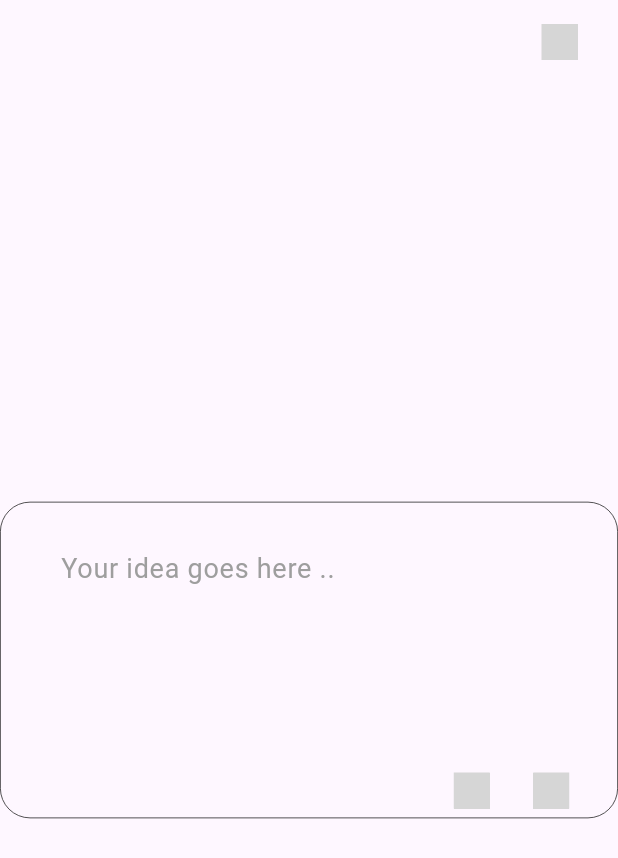
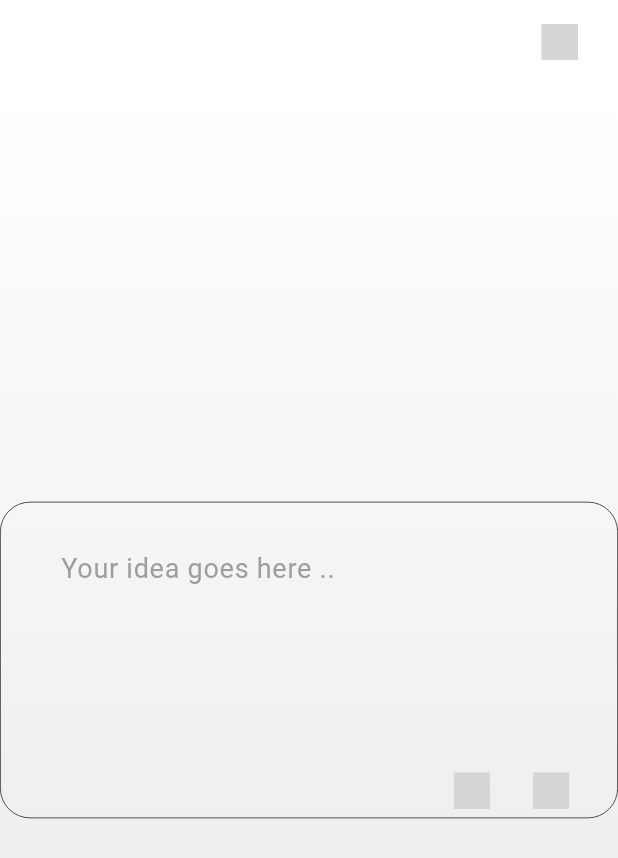
Before and after one commit to kartarake/kwurly, a Flutter app: the screen it shows after launch, on a phone screen of 412 x 824 dp. Shown: the top 858 px of the screen. Run offline on Flutter 3.47's test engine with Material 3 defaults, Android fonts, the phone set to English and light mode, and no system bars; our stand-ins replace flutter_svg; missing offline and left inert: window_manager; Roboto replaces fonts that are missing (Comic); grey boxes are pictures that could not be loaded.

Commit message:
Changing Bg to Gradient

```diff
--- a/kwurly/lib/main.dart
+++ b/kwurly/lib/main.dart
@@ -36,25 +36,34 @@ class MyApp extends StatelessWidget {
 
 class HomePage extends StatelessWidget {
   @override
-
   Widget build(BuildContext context) {
     return Scaffold(
       appBar: AppBar(
         actions: actionlist,
         elevation: 0,
+        backgroundColor: Colors.white,
       ),
-
-      body: Center(
-        child: Column(
-          mainAxisAlignment: MainAxisAlignment.center,
-          children: [
-            getinputbox(),
-          ],
+      body: Container(
+        decoration: const BoxDecoration(
+          gradient: LinearGradient(
+            colors: [Colors.white, Color.fromARGB(255, 230, 230, 230)],
+            begin: Alignment.topCenter,
+            end: Alignment.bottomCenter,
+          ),
         ),
-      )
+        child: Center(
+          child: Column(
+            mainAxisAlignment: MainAxisAlignment.center,
+            children: [
+              getinputbox(),
+            ],
+          ),
+        ),
+      ),
     );
   }
 }
+
 
 var actionlist = [
   Padding(
```
